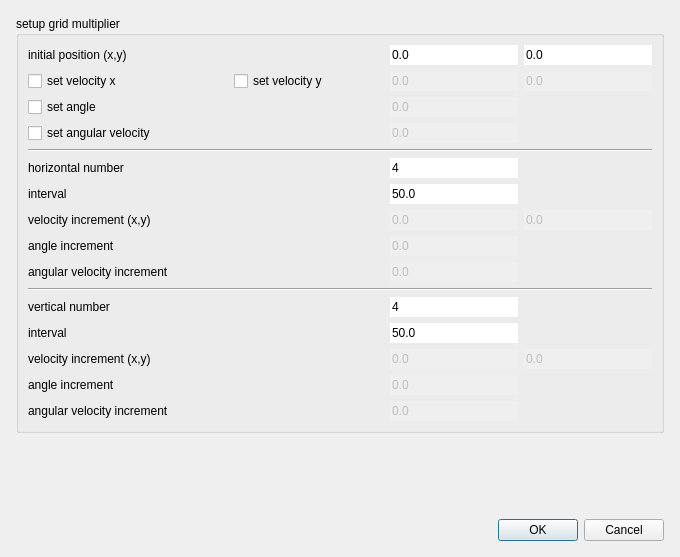
First picture: the form in source/Gui/GridMultiplierDialog.ui, repository chrxh/alien, before the edit.
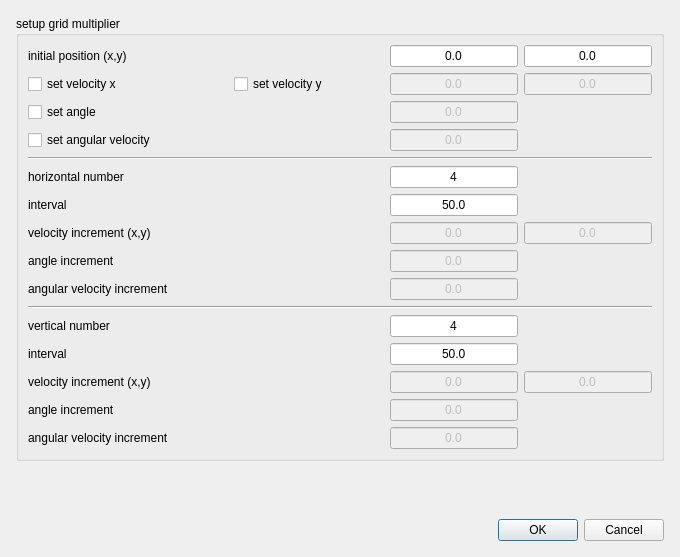
Second picture: the form after the edit.

```diff
--- a/source/Gui/GridMultiplierDialog.ui
+++ b/source/Gui/GridMultiplierDialog.ui
@@ -67,7 +67,10 @@
          <string>0.0</string>
         </property>
         <property name="frame">
-         <bool>false</bool>
+         <bool>true</bool>
+        </property>
+        <property name="alignment">
+         <set>Qt::AlignCenter</set>
         </property>
        </widget>
       </item>
@@ -77,7 +80,10 @@
          <string>0.0</string>
         </property>
         <property name="frame">
-         <bool>false</bool>
+         <bool>true</bool>
+        </property>
+        <property name="alignment">
+         <set>Qt::AlignCenter</set>
         </property>
        </widget>
       </item>
@@ -104,7 +110,10 @@
          <string>0.0</string>
         </property>
         <property name="frame">
-         <bool>false</bool>
+         <bool>true</bool>
+        </property>
+        <property name="alignment">
+         <set>Qt::AlignCenter</set>
         </property>
        </widget>
       </item>
@@ -117,7 +126,10 @@
          <string>0.0</string>
         </property>
         <property name="frame">
-         <bool>false</bool>
+         <bool>true</bool>
+        </property>
+        <property name="alignment">
+         <set>Qt::AlignCenter</set>
         </property>
        </widget>
       </item>
@@ -137,7 +149,10 @@
          <string>0.0</string>
         </property>
         <property name="frame">
-         <bool>false</bool>
+         <bool>true</bool>
+        </property>
+        <property name="alignment">
+         <set>Qt::AlignCenter</set>
         </property>
        </widget>
       </item>
@@ -157,7 +172,10 @@
          <string>0.0</string>
         </property>
         <property name="frame">
-         <bool>false</bool>
+         <bool>true</bool>
+        </property>
+        <property name="alignment">
+         <set>Qt::AlignCenter</set>
         </property>
        </widget>
       </item>
@@ -181,7 +199,10 @@
          <string>4</string>
         </property>
         <property name="frame">
-         <bool>false</bool>
+         <bool>true</bool>
+        </property>
+        <property name="alignment">
+         <set>Qt::AlignCenter</set>
         </property>
        </widget>
       </item>
@@ -198,7 +219,10 @@
          <string>50.0</string>
         </property>
         <property name="frame">
-         <bool>false</bool>
+         <bool>true</bool>
+        </property>
+        <property name="alignment">
+         <set>Qt::AlignCenter</set>
         </property>
        </widget>
       </item>
@@ -218,7 +242,10 @@
          <string>0.0</string>
         </property>
         <property name="frame">
-         <bool>false</bool>
+         <bool>true</bool>
+        </property>
+        <property name="alignment">
+         <set>Qt::AlignCenter</set>
         </property>
        </widget>
       </item>
@@ -231,7 +258,10 @@
          <string>0.0</string>
         </property>
         <property name="frame">
-         <bool>false</bool>
+         <bool>true</bool>
+        </property>
+        <property name="alignment">
+         <set>Qt::AlignCenter</set>
         </property>
        </widget>
       </item>
@@ -251,7 +281,10 @@
          <string>0.0</string>
         </property>
         <property name="frame">
-         <bool>false</bool>
+         <bool>true</bool>
+        </property>
+        <property name="alignment">
+         <set>Qt::AlignCenter</set>
         </property>
        </widget>
       </item>
@@ -271,7 +304,10 @@
          <string>0.0</string>
         </property>
         <property name="frame">
-         <bool>false</bool>
+         <bool>true</bool>
+        </property>
+        <property name="alignment">
+         <set>Qt::AlignCenter</set>
         </property>
        </widget>
       </item>
@@ -295,7 +331,10 @@
          <string>4</string>
         </property>
         <property name="frame">
-         <bool>false</bool>
+         <bool>true</bool>
+        </property>
+        <property name="alignment">
+         <set>Qt::AlignCenter</set>
         </property>
        </widget>
       </item>
@@ -312,7 +351,10 @@
          <string>50.0</string>
         </property>
         <property name="frame">
-         <bool>false</bool>
+         <bool>true</bool>
+        </property>
+        <property name="alignment">
+         <set>Qt::AlignCenter</set>
         </property>
        </widget>
       </item>
@@ -332,7 +374,10 @@
          <string>0.0</string>
         </property>
         <property name="frame">
-         <bool>false</bool>
+         <bool>true</bool>
+        </property>
+        <property name="alignment">
+         <set>Qt::AlignCenter</set>
         </property>
        </widget>
       </item>
@@ -345,7 +390,10 @@
          <string>0.0</string>
         </property>
         <property name="frame">
-         <bool>false</bool>
+         <bool>true</bool>
+        </property>
+        <property name="alignment">
+         <set>Qt::AlignCenter</set>
         </property>
        </widget>
       </item>
@@ -365,7 +413,10 @@
          <string>0.0</string>
         </property>
         <property name="frame">
-         <bool>false</bool>
+         <bool>true</bool>
+        </property>
+        <property name="alignment">
+         <set>Qt::AlignCenter</set>
         </property>
        </widget>
       </item>
@@ -385,7 +436,10 @@
          <string>0.0</string>
         </property>
         <property name="frame">
-         <bool>false</bool>
+         <bool>true</bool>
+        </property>
+        <property name="alignment">
+         <set>Qt::AlignCenter</set>
         </property>
        </widget>
       </item>
```
